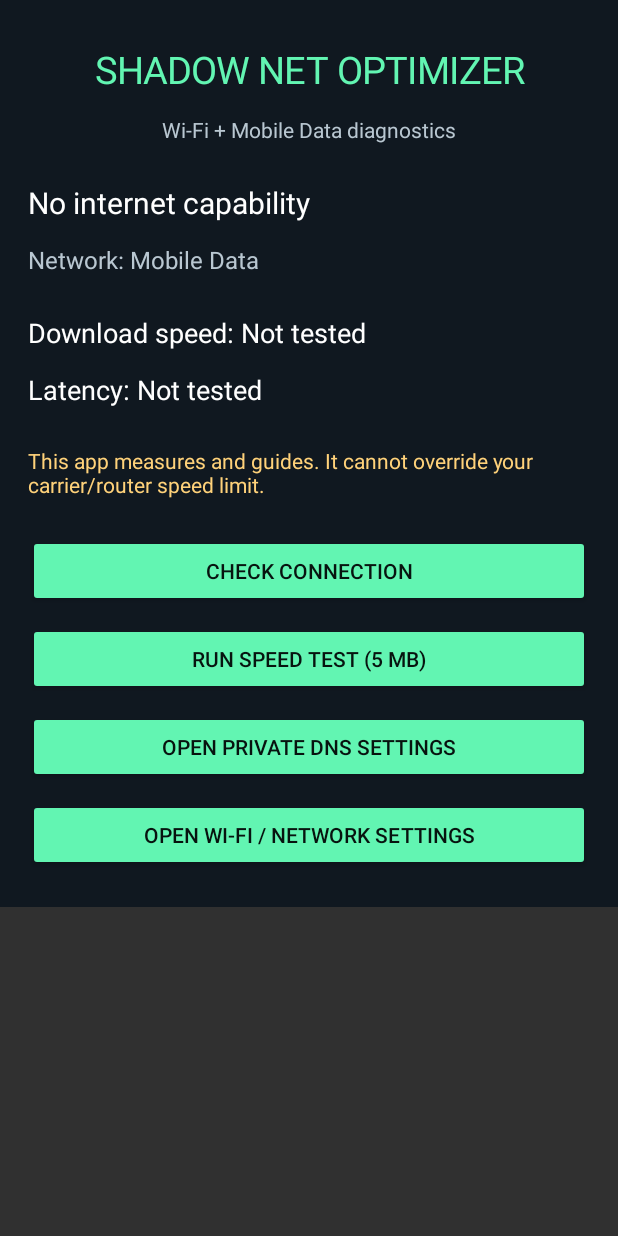
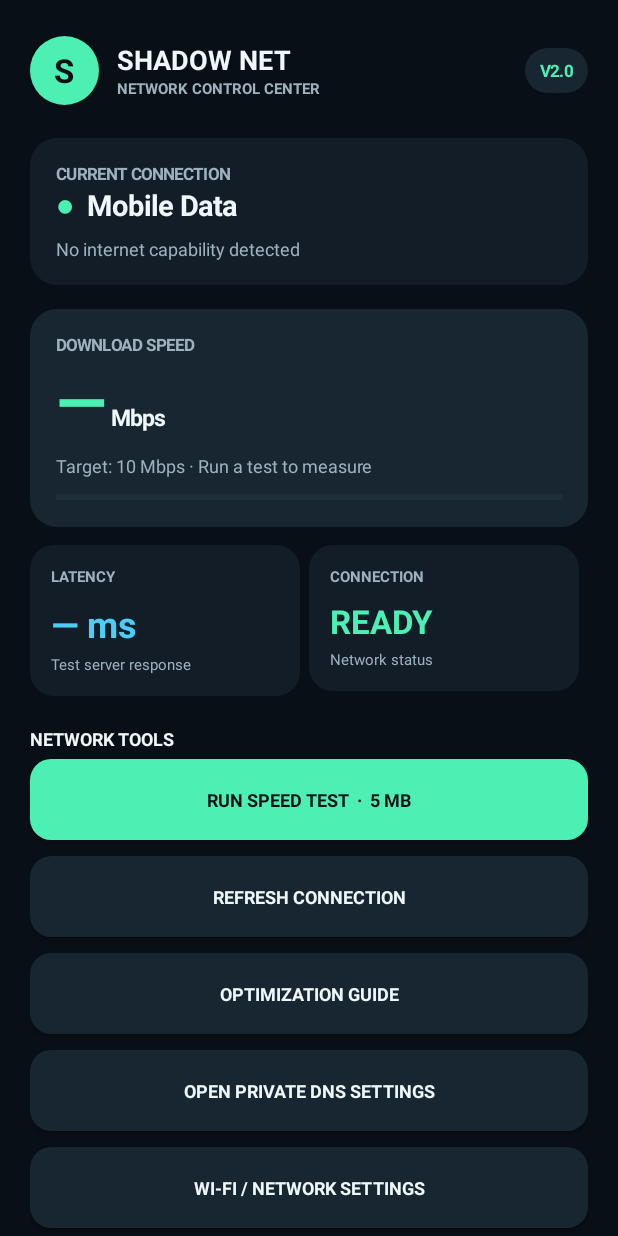
Before and after one commit to sinethh798-glitch/Shadow-Net-Optimizer, an Android app: the screen it shows after launch (MainActivity), on a phone screen of 412 x 824 dp. Run offline under Robolectric (Android 15) with nearby library versions, the phone set to English and light mode, and no system bars.

Commit message:
Upgrade to V2

```diff
--- a/app/src/main/java/com/shadow/netoptimizer/MainActivity.java
+++ b/app/src/main/java/com/shadow/netoptimizer/MainActivity.java
@@ -1,158 +1,254 @@
 package com.shadow.netoptimizer;
 
 import android.app.Activity;
-import android.os.Bundle;
+import android.app.AlertDialog;
 import android.content.Context;
 import android.content.Intent;
+import android.content.res.ColorStateList;
+import android.graphics.Color;
+import android.graphics.Typeface;
+import android.graphics.drawable.GradientDrawable;
 import android.net.ConnectivityManager;
 import android.net.Network;
 import android.net.NetworkCapabilities;
-import android.net.Uri;
+import android.os.Bundle;
 import android.provider.Settings;
 import android.view.Gravity;
 import android.view.View;
 import android.widget.*;
 import java.net.HttpURLConnection;
 import java.net.URL;
+import java.util.Locale;
 
 public class MainActivity extends Activity {
-    TextView status, type, speed, ping, note;
-    Button refresh, test, dns, wifi;
-    LinearLayout root;
-    final String TEST_URL = "https://speed.cloudflare.com/__down?bytes=5000000";
+    private static final int BG=0xFF090F16, PANEL=0xFF121D27, PANEL2=0xFF172631;
+    private static final int GREEN=0xFF4BF0B2, CYAN=0xFF4BCDF5, WHITE=0xFFEFF7FA, MUTED=0xFF9EB2BE;
+    private TextView networkValue, networkStatus, speedValue, pingValue, goalText, testNote;
+    private ProgressBar goalBar;
+    private Button testButton;
 
     @Override public void onCreate(Bundle b) {
         super.onCreate(b);
-        buildUi();
-        updateNetwork();
+        getWindow().setStatusBarColor(BG);
+        getWindow().setNavigationBarColor(BG);
+        buildDashboard();
+        refreshNetwork();
     }
 
-    void buildUi() {
-        ScrollView scroll = new ScrollView(this);
-        root = new LinearLayout(this);
-        root.setOrientation(LinearLayout.VERTICAL);
-        root.setPadding(28, 34, 28, 28);
-        root.setBackgroundColor(0xFF101820);
-        scroll.addView(root);
+    private void buildDashboard() {
+        ScrollView scroll=new ScrollView(this);
+        LinearLayout page=new LinearLayout(this);
+        page.setOrientation(LinearLayout.VERTICAL);
+        page.setPadding(dp(20),dp(24),dp(20),dp(28));
+        page.setBackgroundColor(BG);
+        scroll.addView(page);
 
-        TextView title = text("SHADOW NET OPTIMIZER", 25, 0xFF62F5B2);
-        title.setGravity(Gravity.CENTER);
-        root.addView(title);
-        TextView subtitle = text("Wi-Fi + Mobile Data diagnostics", 14, 0xFFB9C7D1);
-        subtitle.setGravity(Gravity.CENTER);
-        root.addView(subtitle);
+        LinearLayout header=new LinearLayout(this);
+        header.setGravity(Gravity.CENTER_VERTICAL);
+        TextView logo=label("S",22,BG,true);
+        logo.setGravity(Gravity.CENTER);
+        logo.setBackground(round(GREEN,50));
+        header.addView(logo,new LinearLayout.LayoutParams(dp(46),dp(46)));
+        LinearLayout brand=new LinearLayout(this);
+        brand.setOrientation(LinearLayout.VERTICAL);
+        brand.setPadding(dp(12),0,0,0);
+        brand.addView(label("SHADOW NET",18,WHITE,true));
+        brand.addView(label("NETWORK CONTROL CENTER",10,MUTED,true));
+        header.addView(brand,new LinearLayout.LayoutParams(0,-2,1));
+        TextView ver=label("V2.0",11,GREEN,true);
+        ver.setPadding(dp(10),dp(7),dp(10),dp(7));
+        ver.setBackground(round(PANEL2,30));
+        header.addView(ver);
+        page.addView(header);
+        space(page,22);
 
-        status = text("Checking connection…", 20, 0xFFFFFFFF);
-        type = text("Network: —", 16, 0xFFB9C7D1);
-        speed = text("Download speed: Not tested", 18, 0xFFFFFFFF);
-        ping = text("Latency: Not tested", 18, 0xFFFFFFFF);
-        note = text("This app measures and guides. It cannot override your carrier/router speed limit.", 14, 0xFFFFD27A);
-        root.addView(gap()); root.addView(status); root.addView(type);
-        root.addView(gap()); root.addView(speed); root.addView(ping);
-        root.addView(gap()); root.addView(note); root.addView(gap());
+        LinearLayout net=card(page,PANEL);
+        net.addView(label("CURRENT CONNECTION",11,MUTED,true));
+        LinearLayout netRow=new LinearLayout(this);
+        netRow.setGravity(Gravity.CENTER_VERTICAL);
+        TextView dot=label("●",19,GREEN,true);
+        netRow.addView(dot);
+        networkValue=label("Checking network…",19,WHITE,true);
+        networkValue.setPadding(dp(9),0,0,0);
+        netRow.addView(networkValue);
+        net.addView(netRow);
+        networkStatus=label("Checking internet availability",12,MUTED,false);
+        networkStatus.setPadding(0,dp(7),0,0);
+        net.addView(networkStatus);
 
-        refresh = button("CHECK CONNECTION");
-        test = button("RUN SPEED TEST (5 MB)");
-        dns = button("OPEN PRIVATE DNS SETTINGS");
-        wifi = button("OPEN WI-FI / NETWORK SETTINGS");
-        root.addView(refresh); root.addView(test); root.addView(dns); root.addView(wifi);
+        space(page,16);
+        LinearLayout speed=card(page,PANEL2);
+        speed.addView(label("DOWNLOAD SPEED",11,MUTED,true));
+        LinearLayout speedRow=new LinearLayout(this);
+        speedRow.setGravity(Gravity.BOTTOM);
+        speedValue=label("—",44,GREEN,true);
+        speedRow.addView(speedValue);
+        TextView unit=label(" Mbps",15,WHITE,true);
+        speedRow.addView(unit);
+        speed.addView(speedRow);
+        goalText=label("Target: 10 Mbps · Run a test to measure",12,MUTED,false);
+        goalText.setPadding(0,dp(6),0,dp(9));
+        speed.addView(goalText);
+        goalBar=new ProgressBar(this,null,android.R.attr.progressBarStyleHorizontal);
+        goalBar.setMax(100);
+        goalBar.setProgressTintList(ColorStateList.valueOf(GREEN));
+        goalBar.setProgressBackgroundTintList(ColorStateList.valueOf(0xFF2F424C));
+        speed.addView(goalBar,new LinearLayout.LayoutParams(-1,dp(7)));
 
-        refresh.setOnClickListener(v -> updateNetwork());
-        test.setOnClickListener(v -> runTest());
-        dns.setOnClickListener(v -> openSettings("dns"));
-        wifi.setOnClickListener(v -> openSettings("wifi"));
+        space(page,12);
+        LinearLayout metrics=new LinearLayout(this);
+        metrics.setOrientation(LinearLayout.HORIZONTAL);
+        LinearLayout pingCard=smallCard(metrics);
+        pingCard.addView(label("LATENCY",10,MUTED,true));
+        pingValue=label("— ms",24,CYAN,true);
+        pingValue.setPadding(0,dp(8),0,0);
+        pingCard.addView(pingValue);
+        TextView pingCaption=label("Test server response",10,MUTED,false);
+        pingCaption.setPadding(0,dp(4),0,0);
+        pingCard.addView(pingCaption);
+        LinearLayout stateCard=smallCard(metrics);
+        stateCard.addView(label("CONNECTION",10,MUTED,true));
+        TextView ready=label("READY",22,GREEN,true);
+        ready.setPadding(0,dp(8),0,0);
+        stateCard.addView(ready);
+        TextView stateCaption=label("Network status",10,MUTED,false);
+        stateCaption.setPadding(0,dp(4),0,0);
+        stateCard.addView(stateCaption);
+        page.addView(metrics);
+
+        space(page,20);
+        page.addView(label("NETWORK TOOLS",12,WHITE,true));
+        testButton=button("RUN SPEED TEST  ·  5 MB",GREEN,BG);
+        page.addView(testButton);
+        testButton.setOnClickListener(v->runSpeedTest());
+        Button check=button("REFRESH CONNECTION",PANEL2,WHITE);
+        page.addView(check);
+        check.setOnClickListener(v->refreshNetwork());
+        Button guide=button("OPTIMIZATION GUIDE",PANEL2,WHITE);
+        page.addView(guide);
+        guide.setOnClickListener(v->showGuide());
+        Button dns=button("OPEN PRIVATE DNS SETTINGS",PANEL2,WHITE);
+        page.addView(dns);
+        dns.setOnClickListener(v->openSettings("dns"));
+        Button wifi=button("WI-FI / NETWORK SETTINGS",PANEL2,WHITE);
+        page.addView(wifi);
+        wifi.setOnClickListener(v->openSettings("network"));
+        space(page,14);
+        testNote=label("Speed tests use data. Results depend on your plan, signal, router, congestion and test server.",11,MUTED,false);
+        testNote.setGravity(Gravity.CENTER);
+        page.addView(testNote);
         setContentView(scroll);
     }
 
-    TextView text(String s, int size, int color) {
-        TextView t = new TextView(this); t.setText(s); t.setTextSize(size);
-        t.setTextColor(color); t.setPadding(0, 10, 0, 10); return t;
+    private LinearLayout card(LinearLayout parent,int color) {
+        LinearLayout c=new LinearLayout(this); c.setOrientation(LinearLayout.VERTICAL);
+        c.setPadding(dp(17),dp(16),dp(17),dp(16)); c.setBackground(round(color,18));
+        parent.addView(c,new LinearLayout.LayoutParams(-1,-2)); return c;
     }
-    View gap() { View v = new View(this); v.setLayoutParams(new LinearLayout.LayoutParams(1, 18)); return v; }
-    Button button(String s) {
-        Button b = new Button(this); b.setText(s); b.setTextColor(0xFF07130F);
-        b.setBackgroundTintList(android.content.res.ColorStateList.valueOf(0xFF62F5B2));
-        LinearLayout.LayoutParams p = new LinearLayout.LayoutParams(-1, -2);
-        p.setMargins(0, 8, 0, 8); b.setLayoutParams(p); return b;
+    private LinearLayout smallCard(LinearLayout parent) {
+        LinearLayout c=new LinearLayout(this); c.setOrientation(LinearLayout.VERTICAL);
+        c.setPadding(dp(14),dp(14),dp(10),dp(14)); c.setBackground(round(PANEL,16));
+        LinearLayout.LayoutParams p=new LinearLayout.LayoutParams(0,-2,1);
+        p.setMargins(0,0,dp(6),0); parent.addView(c,p); return c;
+    }
+    private Button button(String text,int bg,int fg) {
+        Button b=new Button(this); b.setText(text); b.setTextSize(12);
+        b.setTypeface(Typeface.DEFAULT,Typeface.BOLD); b.setTextColor(fg);
+        b.setAllCaps(false); b.setBackground(round(bg,14));
+        b.setPadding(dp(12),dp(8),dp(12),dp(8));
+        LinearLayout.LayoutParams p=new LinearLayout.LayoutParams(-1,dp(54));
+        p.setMargins(0,dp(5),0,dp(5)); b.setLayoutParams(p); return b;
+    }
+    private TextView label(String s,int size,int color,boolean bold) {
+        TextView t=new TextView(this); t.setText(s); t.setTextSize(size); t.setTextColor(color);
+        if(bold)t.setTypeface(Typeface.DEFAULT,Typeface.BOLD); return t;
+    }
+    private GradientDrawable round(int color,int radius) {
+        GradientDrawable d=new GradientDrawable(); d.setColor(color); d.setCornerRadius(dp(radius)); return d;
+    }
+    private void space(LinearLayout p,int h) {
+        View v=new View(this); p.addView(v,new LinearLayout.LayoutParams(1,dp(h)));
+    }
+    private int dp(int v) { return (int)(v*getResources().getDisplayMetrics().density+0.5f); }
+
+    private void refreshNetwork() {
+        try {
+            ConnectivityManager cm=(ConnectivityManager)getSystemService(Context.CONNECTIVITY_SERVICE);
+            Network n=cm.getActiveNetwork();
+            NetworkCapabilities c=n==null?null:cm.getNetworkCapabilities(n);
+            if(c==null){networkValue.setText("No active network");networkStatus.setText("Connect to Wi-Fi or mobile data");return;}
+            boolean internet=c.hasCapability(NetworkCapabilities.NET_CAPABILITY_INTERNET);
+            boolean valid=c.hasCapability(NetworkCapabilities.NET_CAPABILITY_VALIDATED);
+            String kind=c.hasTransport(NetworkCapabilities.TRANSPORT_WIFI)?"Wi-Fi":
+                c.hasTransport(NetworkCapabilities.TRANSPORT_CELLULAR)?"Mobile Data":
+                c.hasTransport(NetworkCapabilities.TRANSPORT_ETHERNET)?"Ethernet":"Other network";
+            networkValue.setText(kind);
+            networkStatus.setText(valid?"Internet connected and verified":
+                internet?"Network connected · internet not verified":"No internet capability detected");
+        } catch(Exception e){networkValue.setText("Network status unavailable");networkStatus.setText("Check network settings");}
     }
 
-    void updateNetwork() {
-        try {
-            ConnectivityManager cm = (ConnectivityManager)getSystemService(Context.CONNECTIVITY_SERVICE);
-            Network n = cm.getActiveNetwork();
-            NetworkCapabilities c = n == null ? null : cm.getNetworkCapabilities(n);
-            if (c == null) {
-                status.setText("No active internet network detected");
-                type.setText("Network: Offline / connecting");
-                return;
-            }
-            boolean internet = c.hasCapability(NetworkCapabilities.NET_CAPABILITY_INTERNET);
-            boolean validated = c.hasCapability(NetworkCapabilities.NET_CAPABILITY_VALIDATED);
-            String kind = c.hasTransport(NetworkCapabilities.TRANSPORT_WIFI) ? "Wi-Fi" :
-                c.hasTransport(NetworkCapabilities.TRANSPORT_CELLULAR) ? "Mobile Data" :
-                c.hasTransport(NetworkCapabilities.TRANSPORT_ETHERNET) ? "Ethernet" : "Other";
-            type.setText("Network: " + kind);
-            status.setText(internet && validated ? "Internet connection active" :
-                internet ? "Network connected; internet not yet verified" : "No internet capability");
-        } catch (Exception e) {
-            status.setText("Could not read network status");
-        }
-    }
-
-    void runTest() {
-        test.setEnabled(false);
-        speed.setText("Download speed: Testing… (5 MB)");
-        ping.setText("Latency: Checking…");
-        new Thread(() -> {
-            long latency = -1, start = 0, end = 0;
-            double mbps = 0;
+    private void runSpeedTest() {
+        testButton.setEnabled(false); testButton.setText("TEST RUNNING…");
+        speedValue.setText("…"); pingValue.setText("…");
+        testNote.setText("Downloading about 5 MB. This uses your data allowance.");
+        new Thread(()->{
+            long latency=-1; double mbps=0; int total=0;
             try {
-                long p0 = System.currentTimeMillis();
-                HttpURLConnection pc = (HttpURLConnection)new URL("https://www.google.com/generate_204").openConnection();
-                pc.setConnectTimeout(7000); pc.setReadTimeout(7000); pc.setInstanceFollowRedirects(false);
-                pc.getResponseCode(); latency = System.currentTimeMillis() - p0; pc.disconnect();
-
-                start = System.nanoTime();
-                HttpURLConnection dc = (HttpURLConnection)new URL(TEST_URL).openConnection();
-                dc.setConnectTimeout(10000); dc.setReadTimeout(15000);
-                byte[] buf = new byte[8192]; int count, total = 0;
-                java.io.InputStream in = dc.getInputStream();
-                while ((count = in.read(buf)) != -1) total += count;
+                long p0=System.currentTimeMillis();
+                HttpURLConnection pc=(HttpURLConnection)new URL("https://www.google.com/generate_204").openConnection();
+                pc.setConnectTimeout(8000); pc.setReadTimeout(8000); pc.getResponseCode();
+                latency=System.currentTimeMillis()-p0; pc.disconnect();
+                long start=System.nanoTime();
+                HttpURLConnection dc=(HttpURLConnection)new URL("https://speed.cloudflare.com/__down?bytes=5000000").openConnection();
+                dc.setConnectTimeout(10000); dc.setReadTimeout(20000);
+                byte[] buf=new byte[8192]; int count; java.io.InputStream in=dc.getInputStream();
+                while((count=in.read(buf))!=-1)total+=count;
                 in.close(); dc.disconnect();
-                end = System.nanoTime();
-                double seconds = (end - start) / 1_000_000_000.0;
-                if (seconds > 0) mbps = (total * 8.0) / seconds / 1_000_000.0;
-                final double result = mbps; final long lat = latency; final int bytes = total;
-                runOnUiThread(() -> {
-                    speed.setText(String.format(java.util.Locale.US, "Download speed: %.2f Mbps", result));
-                    ping.setText(lat >= 0 ? "Latency to test server: " + lat + " ms" : "Latency: Test failed");
-                    note.setText("Measured " + bytes/1024 + " KB. Results vary by signal, congestion and test server.");
-                    test.setEnabled(true);
-                });
-            } catch (Exception ex) {
-                runOnUiThread(() -> {
-                    speed.setText("Speed test failed — check your connection");
-                    ping.setText("Latency: Unavailable");
-                    note.setText("Speed test needs internet access. Try again later.");
-                    test.setEnabled(true);
-                });
-            }
+                double seconds=(System.nanoTime()-start)/1_000_000_000.0;
+                if(seconds>0)mbps=total*8.0/seconds/1_000_000.0;
+            } catch(Exception ignored) {}
+            final long lat=latency; final double result=mbps; final int bytes=total;
+            runOnUiThread(()->{
+                if(bytes>0){
+                    speedValue.setText(String.format(Locale.US,"%.2f",result));
+                    int progress=(int)Math.min(100,Math.max(0,result/10.0*100.0));
+                    goalBar.setProgress(progress);
+                    goalText.setText(result>=10?"10 Mbps target reached · "+progress+"% of target":
+                        String.format(Locale.US,"%.1f%% of 10 Mbps target",result/10.0*100.0));
+                    testNote.setText("Measured "+(bytes/1024)+" KB · Approximate result; network conditions affect accuracy.");
+                } else {
+                    speedValue.setText("Error"); goalBar.setProgress(0);
+                    goalText.setText("Test failed. Check internet and retry.");
+                    testNote.setText("Speed test could not complete. Try again later.");
+                }
+                pingValue.setText(lat>=0?lat+" ms":"— ms");
+                testButton.setEnabled(true); testButton.setText("RUN SPEED TEST  ·  5 MB");
+            });
         }).start();
     }
 
-    void openSettings(String which) {
+    private void showGuide() {
+        String msg = "Wi-Fi\\n" +
+            "• Move closer to the router and avoid walls.\\n" +
+            "• Pause large downloads on other devices.\\n" +
+            "• Restart the router if the connection is unstable.\\n\\n" +
+            "Mobile data\\n" +
+            "• Test near a window or where signal is stronger.\\n" +
+            "• Check your package speed limit and remaining data.\\n" +
+            "• Toggle Airplane mode briefly only if the network is stuck.\\n\\n" +
+            "Private DNS can improve privacy or name-lookup reliability, but it does not guarantee higher Mbps.";
+        new AlertDialog.Builder(this).setTitle("Network optimization guide").setMessage(msg)
+            .setPositiveButton("OPEN NETWORK SETTINGS",(d,w)->openSettings("network"))
+            .setNegativeButton("CLOSE",null).show();
+    }
+    private void openSettings(String which) {
         try {
             Intent i;
-            if (which.equals("dns") && android.os.Build.VERSION.SDK_INT >= 28) {
-                i = new Intent("android.settings.PRIVATE_DNS_SETTINGS");
-            } else if (which.equals("wifi")) {
-                i = new Intent(Settings.ACTION_WIRELESS_SETTINGS);
-            } else {
-                i = new Intent(Settings.ACTION_SETTINGS);
-            }
+            if("dns".equals(which)&&android.os.Build.VERSION.SDK_INT>=28)i=new Intent("android.settings.PRIVATE_DNS_SETTINGS");
+            else if("network".equals(which))i=new Intent(Settings.ACTION_WIRELESS_SETTINGS);
+            else i=new Intent(Settings.ACTION_SETTINGS);
             startActivity(i);
-        } catch (Exception e) {
-            startActivity(new Intent(Settings.ACTION_SETTINGS));
-        }
+        } catch(Exception e){startActivity(new Intent(Settings.ACTION_SETTINGS));}
     }
 }
```
